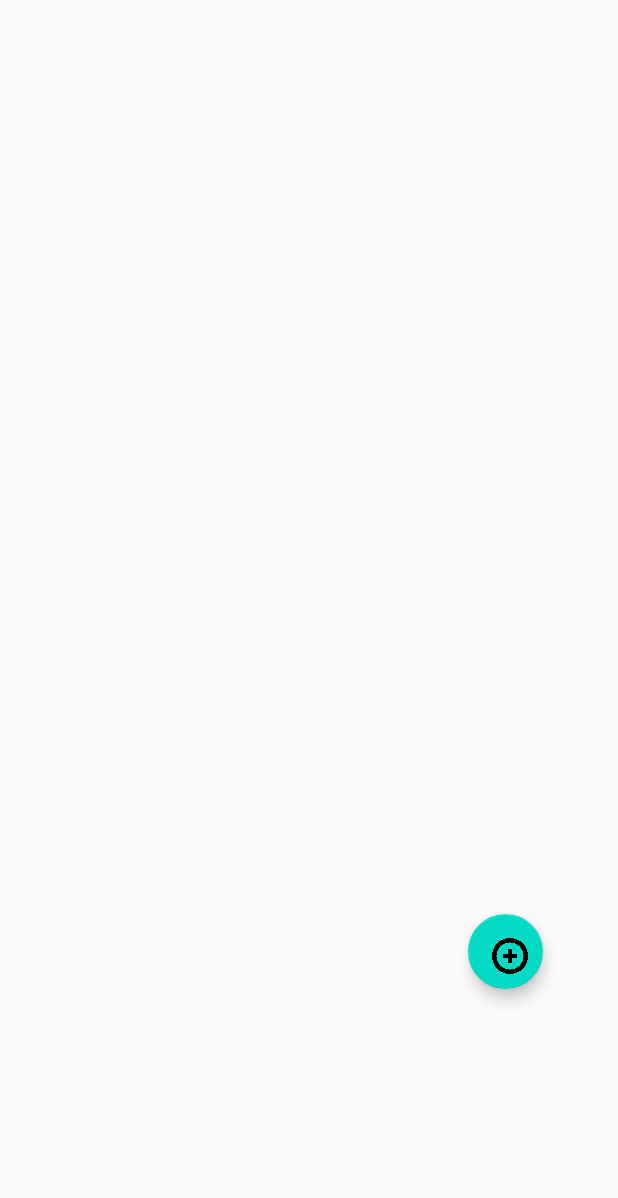
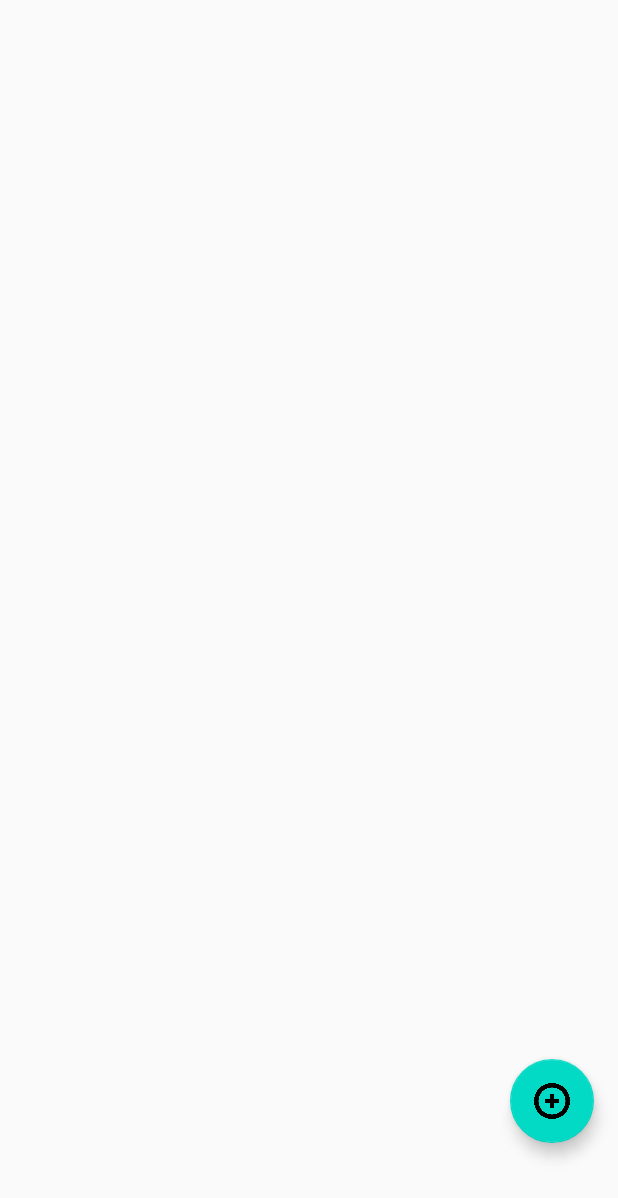
Before and after one commit to Jaxon1517/FinalProject, an Android app: the Forum screen opened directly, with no data from a screen before it, on a phone screen of 412 x 824 dp. Shown: the top 1198 px of the screen. Run offline under Robolectric (Android 15) with nearby library versions, the phone set to English and light mode, and no system bars; our stand-ins replace Firebase (no records; nobody signed in at launch, a user with empty details on screens opened directly).

Commit message:
skills and looks

```diff
--- a/app/build.gradle
+++ b/app/build.gradle
@@ -35,4 +35,5 @@ dependencies {
     androidTestImplementation 'androidx.test.ext:junit:1.1.1'
     androidTestImplementation 'androidx.test.espresso:espresso-core:3.2.0'
     implementation 'com.google.android.material:material:1.0.0'
+    implementation 'com.airbnb.android:lottie:3.4.1'
 }
--- a/app/src/main/java/com/example/finalproject/Main2Activity.java
+++ b/app/src/main/java/com/example/finalproject/Main2Activity.java
@@ -2,7 +2,9 @@ package com.example.finalproject;
 
 import androidx.appcompat.app.AppCompatActivity;
 
+import android.content.Intent;
 import android.os.Bundle;
+import android.view.View;
 
 public class Main2Activity extends AppCompatActivity {
 
@@ -11,4 +13,8 @@ public class Main2Activity extends AppCompatActivity {
         super.onCreate(savedInstanceState);
         setContentView(R.layout.activity_main2);
     }
+    public void newspage(View view){
+        Intent intent = new Intent(this, forumPosts.class);
+        startActivity(intent);
+    }
 }
--- a/app/src/main/res/layout/activity_forum.xml
+++ b/app/src/main/res/layout/activity_forum.xml
@@ -6,28 +6,34 @@
     android:layout_height="match_parent"
     tools:context=".Forum">
 
-    <LinearLayout
-        android:layout_width="match_parent"
-        android:layout_height="match_parent"
-        android:gravity="right"
-        android:orientation="vertical">
 
     <ListView
         android:id="@+id/forum_view"
-            android:layout_width="match_parent"
-            android:layout_height="609dp">
+        android:layout_width="417dp"
+        android:layout_height="731dp"
+        app:layout_constraintBottom_toBottomOf="parent"
+        app:layout_constraintEnd_toEndOf="parent"
+        app:layout_constraintStart_toStartOf="parent"
+        app:layout_constraintTop_toTopOf="parent">
+
 
     </ListView>
 
     <com.google.android.material.floatingactionbutton.FloatingActionButton
         android:id="@+id/floatingActionButton"
-            android:layout_width="50dp"
-            android:layout_height="50dp"
-            android:layout_marginEnd="50dp"
-            android:layout_marginRight="0dp"
-            android:layout_marginBottom="0dp"
+        android:layout_width="wrap_content"
+        android:layout_height="105dp"
+        android:layout_marginStart="339dp"
+        android:layout_marginLeft="339dp"
+        android:layout_marginTop="659dp"
+        android:layout_marginEnd="16dp"
+        android:layout_marginRight="16dp"
+        android:layout_marginBottom="16dp"
         android:clickable="true"
+        app:layout_constraintBottom_toBottomOf="parent"
+        app:layout_constraintEnd_toEndOf="parent"
+        app:layout_constraintStart_toStartOf="parent"
+        app:layout_constraintTop_toTopOf="parent"
         app:srcCompat="@drawable/plus_button" />
-    </LinearLayout>
 
 </androidx.constraintlayout.widget.ConstraintLayout>
--- a/app/src/main/res/layout/activity_main.xml
+++ b/app/src/main/res/layout/activity_main.xml
@@ -17,4 +17,5 @@
         app:layout_constraintTop_toTopOf="parent"
         app:srcCompat="@drawable/blackpower"
         android:onClick="homepage"/>
+
 </androidx.constraintlayout.widget.ConstraintLayout>
--- a/app/src/main/res/layout/activity_main2.xml
+++ b/app/src/main/res/layout/activity_main2.xml
@@ -23,7 +23,7 @@
         android:layout_width="match_parent"
         android:layout_height="wrap_content"
         android:text="Chat Room"
-        android:textSize="20dp"
+        android:textSize="25dp"
         android:gravity="center"/>
 
     <com.airbnb.lottie.LottieAnimationView
@@ -31,7 +31,9 @@
         android:layout_height="250dp"
         app:lottie_autoPlay="true"
         app:lottie_loop="true"
-        app:lottie_rawRes="@raw/news" />
+        app:lottie_rawRes="@raw/news"
+        android:onClick="newspage"
+        />
 
     <TextView
         android:id="@+id/textView2"
@@ -39,6 +41,6 @@
         android:layout_height="wrap_content"
         android:text="News"
         android:gravity="center"
-        android:textSize="20dp"/>
+        android:textSize="25dp"/>
 
 </LinearLayout>
```
Lines whose indentation alone changed are shown as unchanged.
